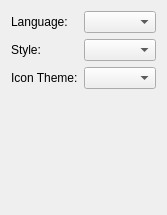
Before: the Qt Designer form quarkplayer/config/GeneralConfigWidget.ui in tkrotoff/QuarkPlayer, drawn with Qt 5.
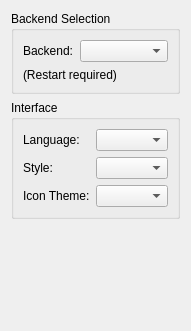
After: the same form once the commit is applied.

Commit message: QuarkPlayer: add backend capabilities config widget

What changed in the file:
```diff
--- a/quarkplayer/config/GeneralConfigWidget.ui
+++ b/quarkplayer/config/GeneralConfigWidget.ui
@@ -5,14 +5,51 @@
    <rect>
     <x>0</x>
     <y>0</y>
-    <width>160</width>
-    <height>215</height>
+    <width>180</width>
+    <height>331</height>
    </rect>
   </property>
-  <layout class="QGridLayout" name="gridLayout_2" >
+  <layout class="QGridLayout" name="gridLayout_3" >
    <item row="0" column="0" >
+    <widget class="QGroupBox" name="backendGroupBox" >
+     <property name="title" >
+      <string>Backend Selection</string>
+     </property>
     <layout class="QGridLayout" name="gridLayout" >
      <item row="0" column="0" >
+       <widget class="QLabel" name="backendLabel" >
+        <property name="text" >
+         <string>Backend:</string>
+        </property>
+       </widget>
+      </item>
+      <item row="0" column="1" >
+       <widget class="QComboBox" name="backendComboBox" >
+        <property name="sizePolicy" >
+         <sizepolicy vsizetype="Fixed" hsizetype="Expanding" >
+          <horstretch>0</horstretch>
+          <verstretch>0</verstretch>
+         </sizepolicy>
+        </property>
+       </widget>
+      </item>
+      <item row="1" column="0" colspan="2" >
+       <widget class="QLabel" name="label" >
+        <property name="text" >
+         <string>(Restart required)</string>
+        </property>
+       </widget>
+      </item>
+     </layout>
+    </widget>
+   </item>
+   <item row="1" column="0" >
+    <widget class="QGroupBox" name="interfaceGroupBox" >
+     <property name="title" >
+      <string>Interface</string>
+     </property>
+     <layout class="QGridLayout" name="gridLayout_2" >
+      <item row="0" column="0" >
       <widget class="QLabel" name="languageLabel" >
        <property name="text" >
         <string>Language:</string>
@@ -64,8 +101,9 @@
       </widget>
      </item>
     </layout>
+    </widget>
    </item>
-   <item row="1" column="0" >
+   <item row="2" column="0" >
     <spacer name="verticalSpacer" >
      <property name="orientation" >
       <enum>Qt::Vertical</enum>
```
Lines whose indentation alone changed are shown as unchanged. The commit also changes 8 other files.
